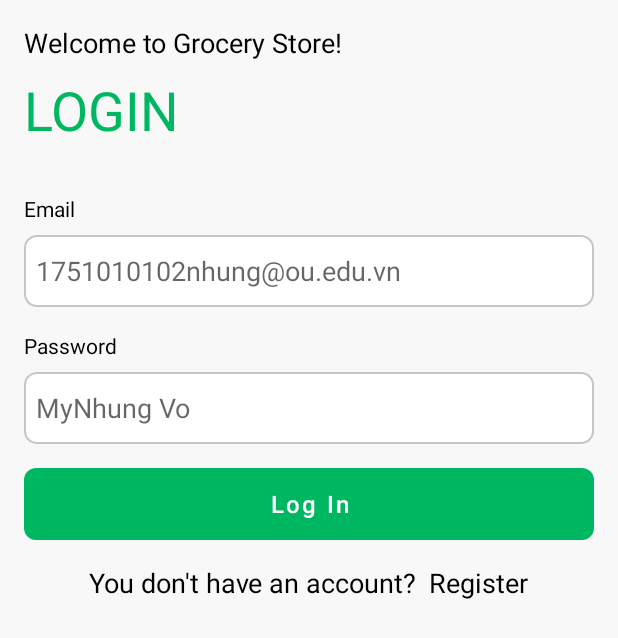
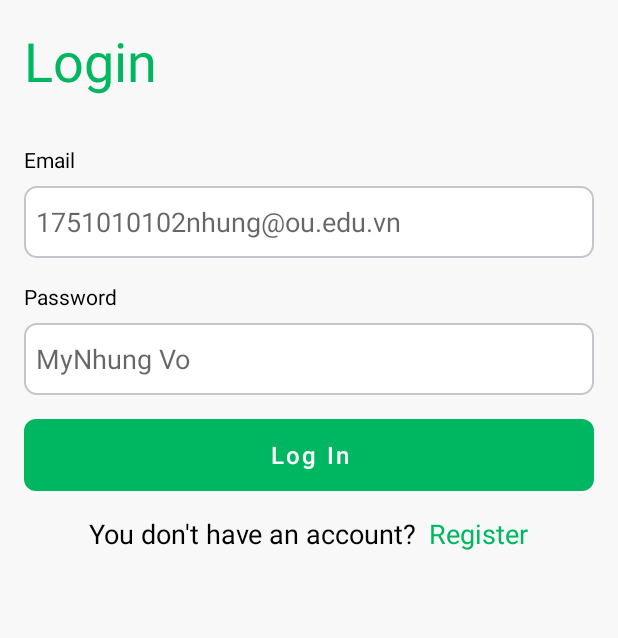
Before and after one commit to diosvo/LTDD_TH109-C91A_VoThiMyNhung, an Android app: the LoginActivity screen opened directly, with no data from a screen before it, on a phone screen of 412 x 824 dp. Shown: the top 638 px of the screen. Run offline under Robolectric (Android 15) with nearby library versions, the light colour scheme and no system bars.

Commit message:
Create functions between Register and Login page

```diff
--- a/app/src/main/java/com/dv/grocery/LoginActivity.java
+++ b/app/src/main/java/com/dv/grocery/LoginActivity.java
@@ -1,14 +1,44 @@
 package com.dv.grocery;
+
+import android.content.Intent;
+import android.os.Bundle;
+import android.widget.Button;
+import android.widget.EditText;
+import android.widget.TextView;
 
 import androidx.appcompat.app.AppCompatActivity;
 
-import android.os.Bundle;
+public class LoginActivity extends AppCompatActivity {
 
-public class LoginActivity extends AppCompatActivity {
+    Button login;
+    EditText email, password;
+    TextView register;
 
     @Override
     protected void onCreate(Bundle savedInstanceState) {
         super.onCreate(savedInstanceState);
         setContentView(R.layout.activity_login);
+
+        initValues();
+        onLogin();
+        onRegister();
+    }
+
+    private void initValues() {
+        login = findViewById(R.id.btn_login);
+        register = findViewById(R.id.txt_register);
+
+        email = findViewById(R.id.email_register);
+        password = findViewById(R.id.password_register);
+    }
+
+
+    void onRegister() {
+        register.setOnClickListener(view -> startActivity(new Intent(LoginActivity.this, RegisterActivity.class)));
+    }
+
+    void onLogin() {
+        login.setOnClickListener(view -> {
+        });
     }
 }
--- a/app/src/main/res/layout/activity_login.xml
+++ b/app/src/main/res/layout/activity_login.xml
@@ -22,16 +22,8 @@
         <TextView
             android:layout_width="match_parent"
             android:layout_height="wrap_content"
-            android:text="Welcome to Grocery Store!"
-            android:textColor="@color/black"
-            android:textSize="18sp" />
-
-        <TextView
-            android:layout_width="match_parent"
-            android:layout_height="wrap_content"
-            android:layout_marginTop="8dp"
             android:layout_marginBottom="24dp"
-            android:text="LOGIN"
+            android:text="Login"
             android:textColor="@color/primary"
             android:textFontWeight="1000"
             android:textSize="36sp"
@@ -115,7 +107,7 @@
                 android:layout_marginLeft="8dp"
                 android:linksClickable="true"
                 android:text="Register"
-                android:textColor="@color/black"
+                android:textColor="@color/primary"
                 android:textSize="18sp" />
         </LinearLayout>
     </LinearLayout>
```
Also changed, not shown: app/src/main/java/com/dv/grocery/RegisterActivity.java (+29 -9 lines), app/src/main/res/layout-v28/activity_register.xml (deleted, +0 -141 lines), app/src/main/res/layout/activity_register.xml (+2 -10 lines).
